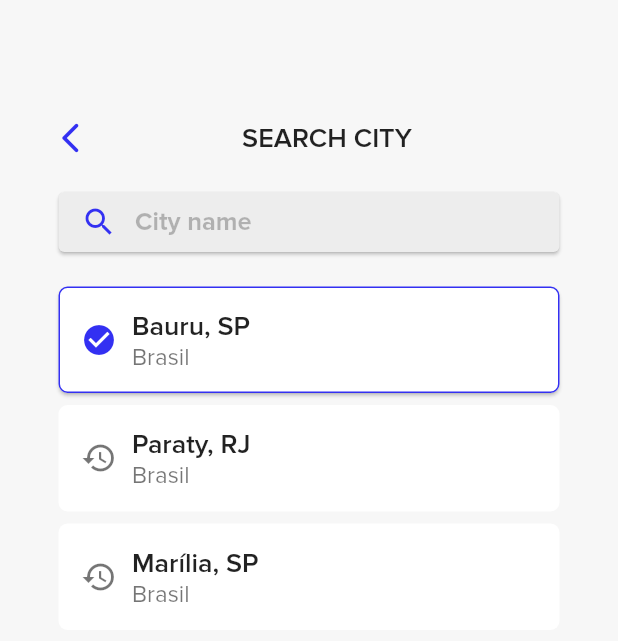
After one commit to MarcalDev/flutter_weather_app, a Flutter app: the screen it shows after launch, after a tap on the "arrow drop down" icon, on a phone screen of 412 x 824 dp. The commit adds this screen. Shown: the top 641 px of the screen. Run offline on Flutter 3.47's test engine with Material 2 defaults, Android fonts, the phone set to English and light mode, and no system bars.

Commit message:
Adição de View para seleção da cidade e navegação entre telas

```diff
--- /dev/null
+++ b/lib/Views/CitySelectorPage.dart
@@ -0,0 +1,187 @@
+import 'package:flutter/material.dart';
+
+class CitySelectorPage extends StatefulWidget {
+  const CitySelectorPage({Key? key}) : super(key: key);
+
+  @override
+  State<CitySelectorPage> createState() => _CitySelectorPageState();
+}
+
+class _CitySelectorPageState extends State<CitySelectorPage> {
+  Color _primaryColor = Color(0xff3330f2);
+  @override
+  Widget build(BuildContext context) {
+    Widget headerSection = Row(
+      mainAxisAlignment: MainAxisAlignment.spaceBetween,
+      children: [
+        GestureDetector(
+          child: Icon(Icons.arrow_back_ios_new_rounded, color: _primaryColor),
+          onTap: (){
+            Navigator.of(context).pop();
+          },
+        ),
+        Expanded(
+            child: Center(
+          child:
+          Text(
+              "SEARCH CITY",
+              style: TextStyle(
+                  fontFamily: 'ProximaNovaSemiBold',
+                  fontWeight: FontWeight.w500,
+                  fontSize: 18
+              ),
+          ),
+        ),
+        )
+      ],
+    );
+    Widget searchBarSection = Card(
+      color: Color(0xffededed),
+      child: Row(
+        mainAxisAlignment: MainAxisAlignment.start,
+        crossAxisAlignment: CrossAxisAlignment.center,
+        children: [
+          Padding(
+            padding: EdgeInsets.fromLTRB(15, 0, 0, 0),
+            child: Icon(Icons.search, color: _primaryColor),
+          ),
+          Expanded(
+              child: SizedBox(
+                height: 40,
+                child: TextField(
+                  textAlignVertical: TextAlignVertical.bottom,
+                  obscureText: false,
+                  decoration: InputDecoration(
+                    border: OutlineInputBorder(
+                      borderSide: BorderSide.none,
+                    ),
+                    labelText: '',
+                    hintText: 'City name',
+
+                    hintStyle: TextStyle(
+                        fontFamily: 'ProximaNova',
+                        fontWeight: FontWeight.bold,
+                        fontSize: 17,
+                        color: Colors.black26,
+                    ),
+                    floatingLabelBehavior: FloatingLabelBehavior.always,
+                  ),
+                ) ,
+              ),
+          )
+        ],
+      )
+
+
+    );
+    Widget cityListSection = Column(
+      children: [
+        _cityListItemSelectedCard('Bauru, SP','Brasil'),
+        _cityListItemUnselectedCard('Paraty, RJ', 'Brasil'),
+        _cityListItemUnselectedCard('Marília, SP', 'Brasil'),
+      ],
+    );
+    return Scaffold(
+      backgroundColor: Color(0xfff7f7f7),
+      body: Padding(
+        padding: EdgeInsets.fromLTRB(35,80,35,0),
+        child: Column(
+          children: [
+            headerSection,
+            Padding(
+                padding: EdgeInsets.only(top:20, bottom: 15),
+                child: searchBarSection,
+            ),
+            cityListSection,
+          ],
+        ),
+      )
+
+    );
+  }
+
+  Card _cityListItemSelectedCard(String cityName, String countryName){
+    return Card(
+      shape: OutlineInputBorder(borderRadius: BorderRadius.circular(6), borderSide: BorderSide(color: _primaryColor)),
+      child: Padding(
+        padding: EdgeInsets.all(15),
+        child: Row(
+          mainAxisAlignment: MainAxisAlignment.spaceEvenly,
+          children: [
+            Icon(Icons.check_circle, color: _primaryColor),
+            Expanded(
+                child:Padding(
+                  padding: EdgeInsets.only(left: 10),
+                  child:  Column(
+                    crossAxisAlignment: CrossAxisAlignment.start,
+                    children: [
+                      Text(
+                          cityName,
+                          style: TextStyle(
+                            fontFamily: 'ProximaNovaSemiBold',
+                            fontWeight: FontWeight.w400,
+                            fontSize: 18
+                          ),
+                      ),
+                      Text(
+                        countryName,
+                        textAlign: TextAlign.start,
+                        style: TextStyle(
+                          fontFamily: 'ProximaNova',
+                          color: Colors.black54,
+                          fontSize: 16
+                        ),
+                      ),
+                    ],
+                  )
+                )
+            )
+          ],
+        ),
+      )
+    );
+  }
+  Card _cityListItemUnselectedCard(String cityName, String countryName){
+    return Card(
+      shadowColor: Colors.transparent,
+        elevation: 0,
+        shape: OutlineInputBorder(borderRadius: BorderRadius.circular(6), borderSide: BorderSide(color: Colors.transparent,)),
+        child: Padding(
+          padding: EdgeInsets.all(15),
+          child: Row(
+            mainAxisAlignment: MainAxisAlignment.spaceEvenly,
+            children: [
+              Icon(Icons.history, color: Colors.black54,),
+              Expanded(
+                  child:Padding(
+                      padding: EdgeInsets.only(left: 10),
+                      child:  Column(
+                        crossAxisAlignment: CrossAxisAlignment.start,
+                        children: [
+                          Text(
+                            cityName,
+                            style: TextStyle(
+                                fontFamily: 'ProximaNovaSemiBold',
+                                fontWeight: FontWeight.w400,
+                                fontSize: 18
+                            ),
+                          ),
+                          Text(
+                            countryName,
+                            textAlign: TextAlign.start,
+                            style: TextStyle(
+                                fontFamily: 'ProximaNova',
+                                color: Colors.black54,
+                                fontSize: 16
+                            ),
+                          ),
+                        ],
+                      )
+                  )
+              )
+            ],
+          ),
+        )
+    );
+  }
+}
--- a/lib/Views/HomePage.dart
+++ b/lib/Views/HomePage.dart
@@ -1,4 +1,5 @@
 import 'package:flutter/material.dart';
+import 'package:flutter_weather_app/Views/CitySelectorPage.dart';
 
 class HomePage extends StatefulWidget {
   const HomePage({Key? key}) : super(key: key);
@@ -16,6 +17,7 @@ class _HomePageState extends State<HomePage> {
             Text(
                 "Today, 01 June",
                 style: TextStyle(
+                    fontFamily: 'ProximaNova',
                   fontSize: 13
                 ),
             ),
@@ -27,17 +29,26 @@ class _HomePageState extends State<HomePage> {
                     Icon(
                         Icons.pin_drop_sharp,
                         size: 22,
-                    ),
+                      ),
                     Padding(
                       padding: EdgeInsets.only(left: 5),
                       child: Text(
                         "Rio de Janeiro",
                         style: TextStyle(
+                            fontFamily: 'ProximaNova',
                             fontSize: 20
                         ),
                       ),
                     ) ,
-                    Icon(Icons.arrow_drop_down),
+                    GestureDetector(
+                      child: Icon(Icons.arrow_drop_down),
+                      onTap: (){
+                        Navigator.of(context).push(
+                            MaterialPageRoute(
+                                builder: (context) => const CitySelectorPage())
+                        );
+                      },
+                    ),
                   ],
                 ),
                 Icon(
@@ -76,7 +87,7 @@ class _HomePageState extends State<HomePage> {
       ],
     );
     return Scaffold(
-      backgroundColor: Color(0xfff2f9f8),
+      backgroundColor: Color(0xfff7f7f7),
       body: Column(
         mainAxisAlignment: MainAxisAlignment.spaceBetween,
         children: [
@@ -95,6 +106,7 @@ class _HomePageState extends State<HomePage> {
             "Cloudy",
             style: TextStyle(
               fontSize: 35,
+              fontFamily: 'ProximaNova',
               fontWeight: FontWeight.bold,
             ),
           ),
@@ -134,6 +146,7 @@ class _HomePageState extends State<HomePage> {
             title,
             style: const TextStyle(
                 fontSize: 14,
+                fontFamily: 'ProximaNova',
                 color: Colors.black54
             ),
         ),
@@ -141,6 +154,7 @@ class _HomePageState extends State<HomePage> {
             value,
             style: const TextStyle(
                 fontSize: 25,
+              fontFamily: 'ProximaNova',
                 fontWeight: FontWeight.bold,
             ),
         ),
@@ -152,6 +166,8 @@ class _HomePageState extends State<HomePage> {
     return Card(
       shape: RoundedRectangleBorder(borderRadius: BorderRadiusDirectional.circular(15)),
       color: Color(0xff3330f2),
+      shadowColor: Colors.transparent,
+
       child: Padding(
         padding: EdgeInsets.fromLTRB(15,20,15,20),
         child: Column(
@@ -165,12 +181,14 @@ class _HomePageState extends State<HomePage> {
             Text(
               time,
               style: TextStyle(
+                  fontFamily: 'ProximaNova',
                 color: Colors.white
               ),
             ),
             Text(
                 temperature,
                 style: TextStyle(
+                    fontFamily: 'ProximaNova',
                     color: Colors.white
                 ),
             ),
--- a/lib/main.dart
+++ b/lib/main.dart
@@ -1,5 +1,6 @@
 import 'package:flutter/material.dart';
 import 'Views/HomePage.dart';
+import 'Views/CitySelectorPage.dart';
 
 
 void main(){
```
Also changed, not shown: pubspec.yaml (+9 -0 lines), assets/fonts/Proxima-Nova-Bold.otf (added), assets/fonts/Proxima-Nova-Regular.otf (added), assets/fonts/Proxima-Nova-Semibold.ttf (added).
